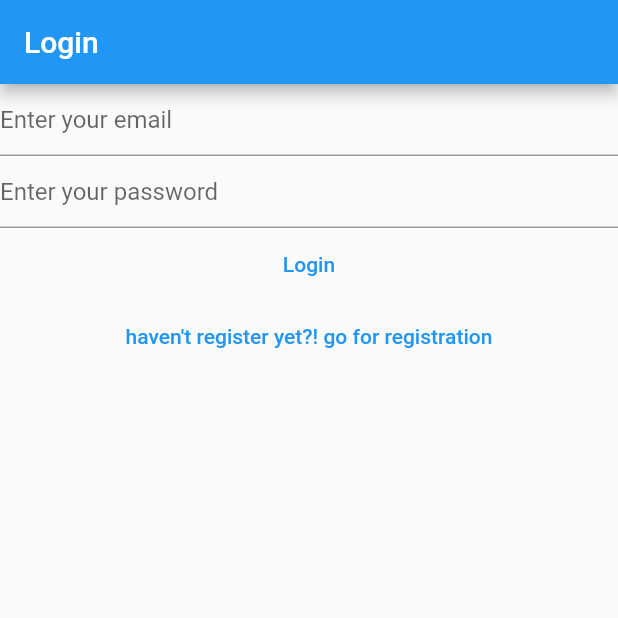
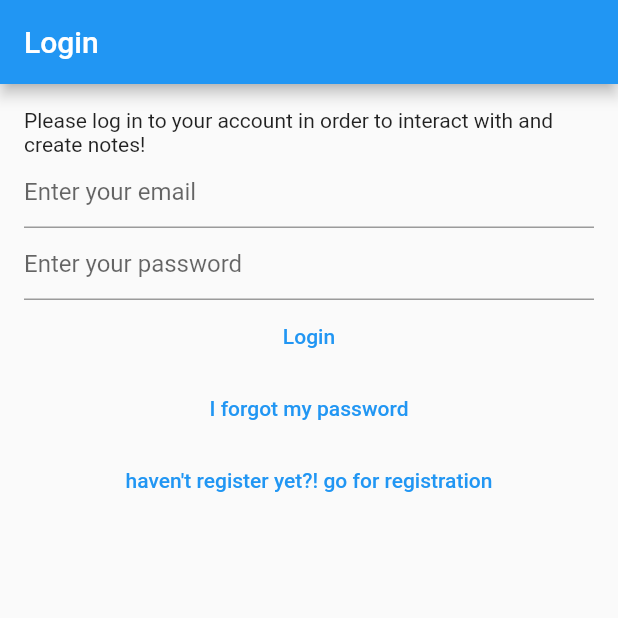
Before and after one commit to behnamrhp/flutter-note-app, a Flutter app: the screen it shows after launch, on a phone screen of 412 x 824 dp, the top half of it. Run offline on Flutter 3.47's test engine with Material 2 defaults, Android fonts, the phone set to English and light mode, and no system bars; our stand-ins replace bloc, cloud_firestore, equatable, firebase_auth, firebase_core, flutter_bloc and 2 more; accounts and stored records are empty.

Commit message:
[FEAT]: forgot password ui and business logic added

```diff
--- a/lib/pages/home_page.dart
+++ b/lib/pages/home_page.dart
@@ -1,3 +1,4 @@
+import 'package:dart/pages/forgot_password_page.dart';
 import 'package:dart/pages/login_page.dart';
 import 'package:dart/pages/notes/notes_view.dart';
 import 'package:dart/pages/register.dart';
@@ -33,6 +34,8 @@ class HomePage extends StatelessWidget {
           return const VerifyEmailPage();
         } else if (state is AuthStateLoggedOut) {
           return const LoginPage();
+        } else if (state is AuthStateForgotPassword) {
+          return const ForgotPasswordPage();
         } else if (state is AuthStateRegistering) {
           return const RegisterPage();
         } else {
--- a/lib/pages/login_page.dart
+++ b/lib/pages/login_page.dart
@@ -43,6 +43,11 @@ class _LoginPageState extends State<LoginPage> {
             context,
             'User not found',
           );
+        } else if (state.exception is UserNotFoundAuthException) {
+          await showErrorDialog(
+            context,
+            'Cannot find a user with the entered credentials!',
+          );
         } else if (state.exception is WrongPasswordAuthException) {
           await showErrorDialog(
             context,
@@ -57,7 +62,12 @@ class _LoginPageState extends State<LoginPage> {
       },
       child: Scaffold(
         appBar: AppBar(title: const Text('Login')),
-        body: Column(children: [
+        body: Padding(
+          padding: const EdgeInsets.all(16.0),
+          child: Column(
+            children: [
+              const Text(
+                  'Please log in to your account in order to interact with and create notes!'),
               TextField(
                 controller: _email,
                 keyboardType: TextInputType.emailAddress,
@@ -68,7 +78,8 @@ class _LoginPageState extends State<LoginPage> {
                 autocorrect: false,
                 obscureText: true,
                 enableSuggestions: false,
-            decoration: const InputDecoration(hintText: 'Enter your password'),
+                decoration:
+                    const InputDecoration(hintText: 'Enter your password'),
               ),
               TextButton(
                 onPressed: () async {
@@ -81,12 +92,21 @@ class _LoginPageState extends State<LoginPage> {
               ),
               TextButton(
                 onPressed: () {
+                  context.read<AuthBloc>().add(const AuthEventForgotPassword());
+                },
+                child: const Text('I forgot my password'),
+              ),
+              TextButton(
+                  onPressed: () {
                     context.read<AuthBloc>().add(
                           const AuthEventShouldRegister(),
                         );
                   },
-              child: const Text('haven\'t register yet?! go for registration'))
-        ]),
+                  child:
+                      const Text('haven\'t register yet?! go for registration'))
+            ],
+          ),
+        ),
       ),
     );
   }
--- a/lib/pages/verify_email.dart
+++ b/lib/pages/verify_email.dart
@@ -35,7 +35,7 @@ class _VerifyEmailPageState extends State<VerifyEmailPage> {
             onPressed: () async {
               context.read<AuthBloc>().add(const AuthEventLogOut());
             },
-            child: const Text('Restart'),
+            child: const Text('To login'),
           )
         ],
       ),
--- a/lib/services/auth/auth_provider.dart
+++ b/lib/services/auth/auth_provider.dart
@@ -13,4 +13,5 @@ abstract class AuthProvider {
   });
   Future<void> logout();
   Future<void> sendEmailVerification();
+  Future<void> sendPasswordReste({required String toEmail});
 }
--- a/lib/services/auth/auth_service.dart
+++ b/lib/services/auth/auth_service.dart
@@ -39,4 +39,8 @@ class AuthService implements AuthProvider {
 
   @override
   Future<void> sendEmailVerification() => provider.sendEmailVerification();
+
+  @override
+  Future<void> sendPasswordReste({required String toEmail}) =>
+      provider.sendPasswordReste(toEmail: toEmail);
 }
--- a/lib/services/auth/bloc/auth_event.dart
+++ b/lib/services/auth/bloc/auth_event.dart
@@ -11,6 +11,13 @@ class AuthEventInitialize extends AuthEvent {
 
 class AuthEventSendEmailVerification extends AuthEvent {
   const AuthEventSendEmailVerification();
+}
+
+class AuthEventForgotPassword extends AuthEvent {
+  final String? email;
+  const AuthEventForgotPassword({
+    this.email,
+  });
 }
 
 class AuthEventLogIn extends AuthEvent {
--- a/lib/services/auth/bloc/auth_state.dart
+++ b/lib/services/auth/bloc/auth_state.dart
@@ -20,6 +20,17 @@ class AuthStateUninitialized extends AuthState {
 class AuthStateRegistering extends AuthState {
   final Exception? exception;
   const AuthStateRegistering({
+    required this.exception,
+    required bool isLoading,
+  }) : super(isLoading: isLoading);
+}
+
+class AuthStateForgotPassword extends AuthState {
+  final Exception? exception;
+  final bool hasSentEmail;
+
+  const AuthStateForgotPassword({
+    required this.hasSentEmail,
     required this.exception,
     required bool isLoading,
   }) : super(isLoading: isLoading);
--- /dev/null
+++ b/lib/utils/dialogs/password_reset_email_sent_dialog.dart
@@ -0,0 +1,12 @@
+import 'package:dart/utils/dialogs/generic_dialog.dart';
+import 'package:flutter/widgets.dart';
+
+Future<void> showPasswordResetSentDialog(BuildContext context) async {
+  return shownGenericDialog(
+    context: context,
+    title: 'Password Reset',
+    content:
+        'We have now sent you a password reset link. Please check your email for more information.',
+    optionsBuilder: () => {'OK': null},
+  );
+}
```
Also changed, not shown: lib/pages/forgot_password_page.dart (added, +91 -0 lines), lib/pages/register.dart (+10 -3 lines), lib/services/auth/bloc/auth_bloc.dart (+41 -0 lines), lib/services/auth/firebase_auth_provider.dart (+18 -0 lines). Lines whose indentation alone changed are shown as unchanged.
